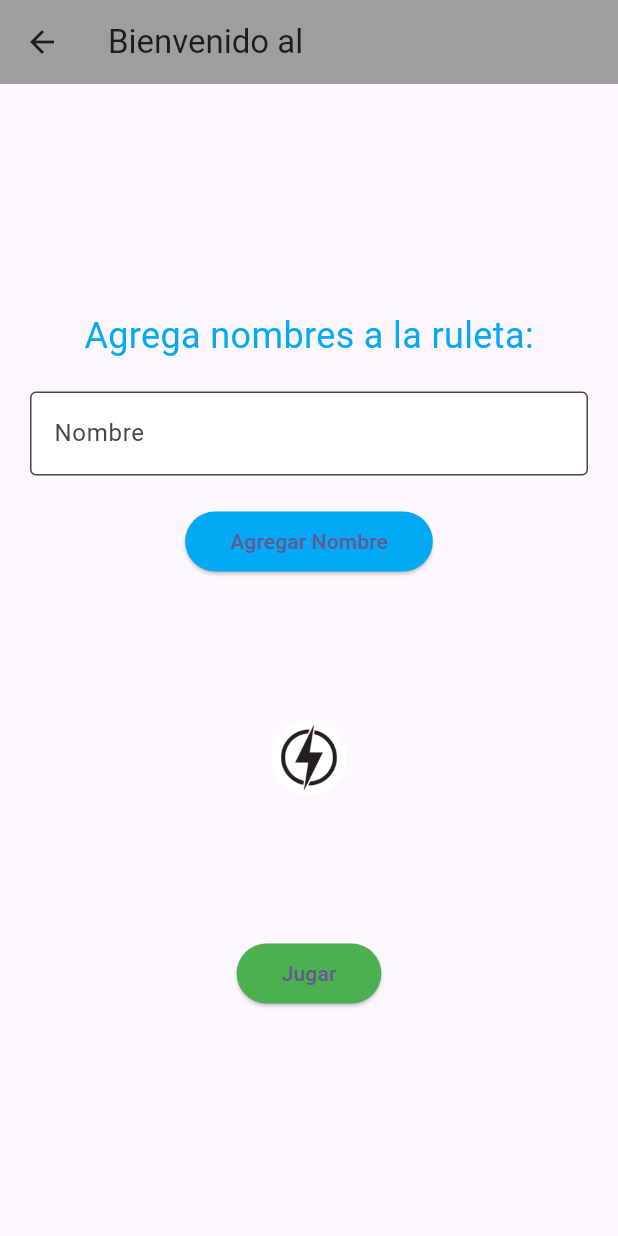
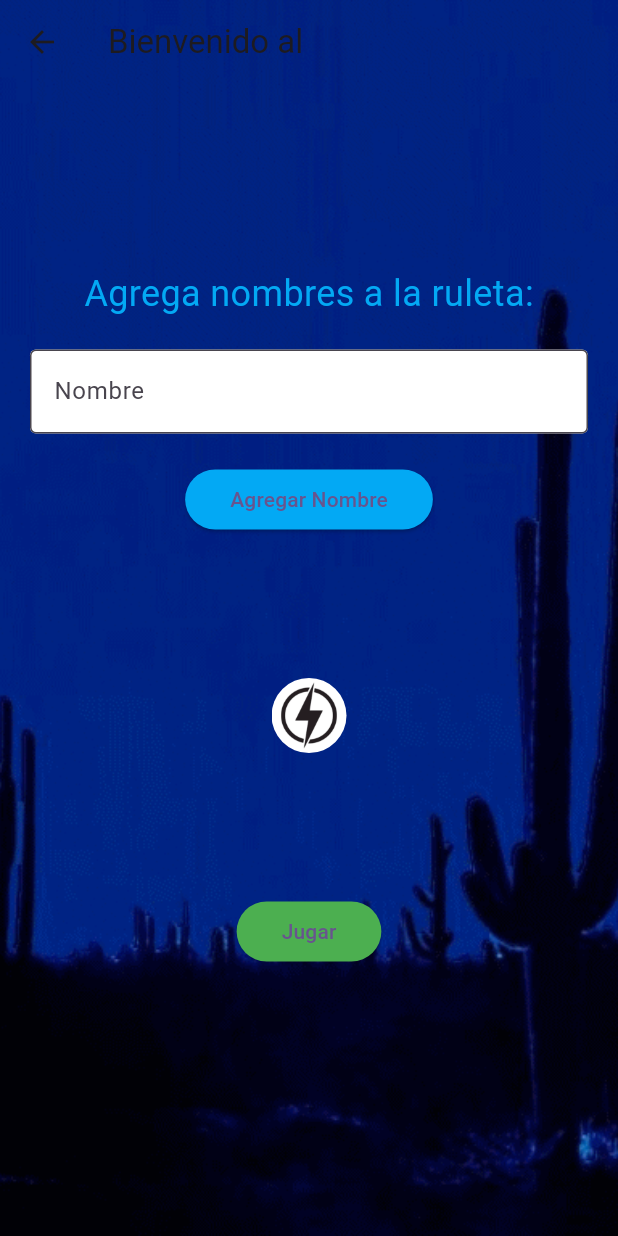
Before and after one commit to enneeeeer/tragovoltaje, a Flutter app: the RuletaPage screen opened directly with empty values, on a phone screen of 412 x 824 dp. Run offline on Flutter 3.47's test engine with Material 3 defaults, Android fonts, the phone set to English and light mode, and no system bars; drawn by our look-alikes of flutter_animate; our stand-ins replace font_awesome_flutter.

```diff
--- a/flutter_application_2/lib/ruleta_page.dart
+++ b/flutter_application_2/lib/ruleta_page.dart
@@ -1,5 +1,6 @@
 import 'package:flutter/material.dart';
 import 'dart:math';
+import 'package:flutter_animate/flutter_animate.dart'; // Importa flutter_animate para animaciones
 import 'ruleta_juego_page.dart'; // Importar la nueva página
 
 class RuletaPage extends StatefulWidget {
@@ -18,11 +19,24 @@ class _RuletaPageState extends State<RuletaPage> {
   @override
   Widget build(BuildContext context) {
     return Scaffold(
+      extendBodyBehindAppBar: true,
       appBar: AppBar(
-        backgroundColor: Colors.grey,
+        backgroundColor: Colors.transparent,
+        elevation: 0,
         title: Text('Bienvenido al ${widget.mode}'),
       ),
-      body: Padding(
+      body: Stack(
+        children: [
+          // Fondo GIF animado
+          Image.asset(
+            "assets/images/rayo.gif", // Ruta del GIF en assets
+            height: MediaQuery.of(context).size.height,
+            width: MediaQuery.of(context).size.width,
+            fit: BoxFit.cover,
+          ).animate(onPlay: (controller) => controller.repeat()).fadeIn(),
+
+          // Contenido principal de la página
+          Padding(
             padding: const EdgeInsets.all(20.0),
             child: Column(
               mainAxisAlignment: MainAxisAlignment.center,
@@ -63,7 +77,7 @@ class _RuletaPageState extends State<RuletaPage> {
                   child: Text('Agregar Nombre'),
                 ),
                 SizedBox(height: 20),
-            // Aquí se muestra la ruleta
+                // Ruleta con imagen central
                 Stack(
                   alignment: Alignment.center,
                   children: [
@@ -76,15 +90,15 @@ class _RuletaPageState extends State<RuletaPage> {
                     ),
                     ClipOval(
                       child: Image.asset(
-                    'assets/images/rayo.png', // Reemplaza con la ruta de tu imagen
-                    height: 50, // Ajusta el tamaño según sea necesario
+                        'assets/images/rayo.png', // Ruta de la imagen
+                        height: 50,
                         width: 50,
                         fit: BoxFit.cover,
                       ),
                     ),
                   ],
                 ),
-            SizedBox(height: 20,), // Para empujar el botón hacia abajo
+                SizedBox(height: 20), // Para empujar el botón hacia abajo
                 ElevatedButton(
                   onPressed: () {
                     // Navegar a la nueva página de la ruleta
@@ -103,6 +117,8 @@ class _RuletaPageState extends State<RuletaPage> {
                 ),
               ],
             ),
+          ),
+        ],
       ),
     );
   }
@@ -132,18 +148,13 @@ class RuletaPainter extends CustomPainter {
       Colors.pink,
       Colors.grey,
       Colors.black,
-      Colors.white,
     ];
 
     for (int i = 0; i < nombres.length; i++) {
-      // Asignar un color específico para cada segmento
       paint.color = colors[i % colors.length];
-
-      // Calcular el ángulo de inicio y el ángulo final
       double startAngle = i * anglePerSegment;
       double sweepAngle = anglePerSegment;
 
-      // Dibujar el segmento
       canvas.drawArc(
         Rect.fromCircle(center: Offset(radius, radius), radius: radius),
         startAngle,
@@ -152,12 +163,10 @@ class RuletaPainter extends CustomPainter {
         paint,
       );
 
-      // Calcular la posición del texto
       double textAngle = startAngle + sweepAngle / 2;
       double textX = radius + (radius / 2) * cos(textAngle);
       double textY = radius + (radius / 2) * sin(textAngle);
 
-      // Dibujar el texto
       TextPainter textPainter = TextPainter(
         text: TextSpan(
           text: nombres[i],
--- a/flutter_application_2/pubspec.yaml
+++ b/flutter_application_2/pubspec.yaml
@@ -32,7 +32,7 @@ dependencies:
     sdk: flutter
   font_awesome_flutter: ^10.1.0
   url_launcher: ^6.0.20
-
+  flutter_animate: ^4.0.1
 
   # The following adds the Cupertino Icons font to your application.
   # Use with the CupertinoIcons class for iOS style icons.
```
Also changed, not shown: flutter_application_2/lib/ruleta_juego_page.dart (+74 -23 lines), flutter_application_2/pubspec.lock. Lines whose indentation alone changed are shown as unchanged.
